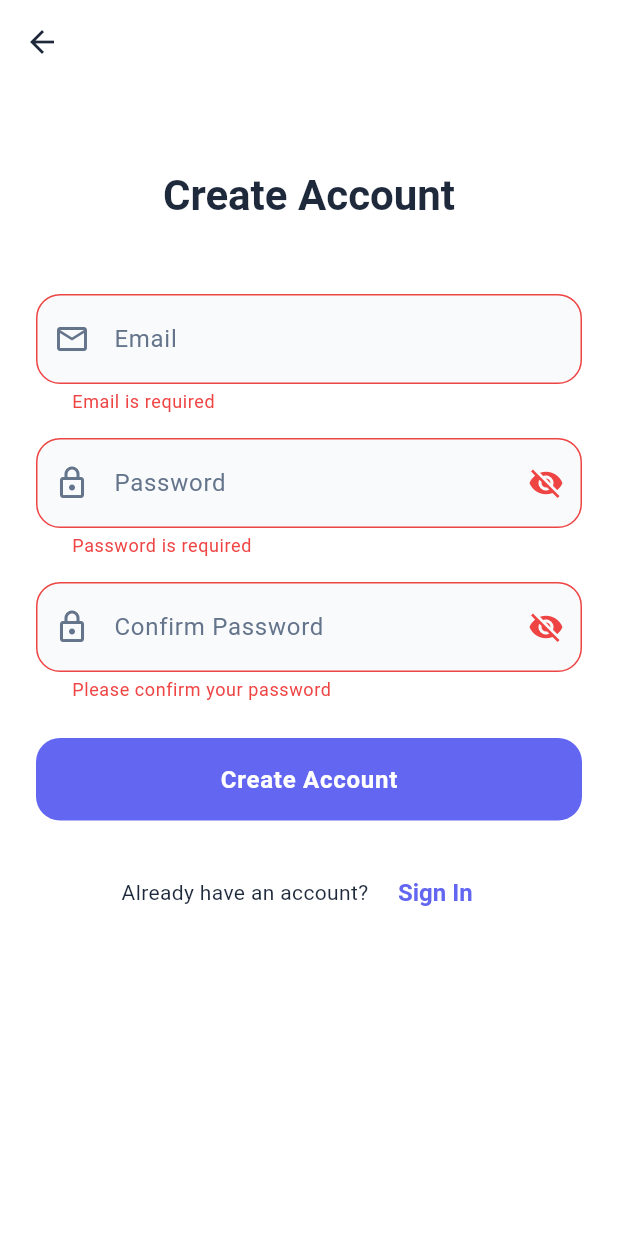
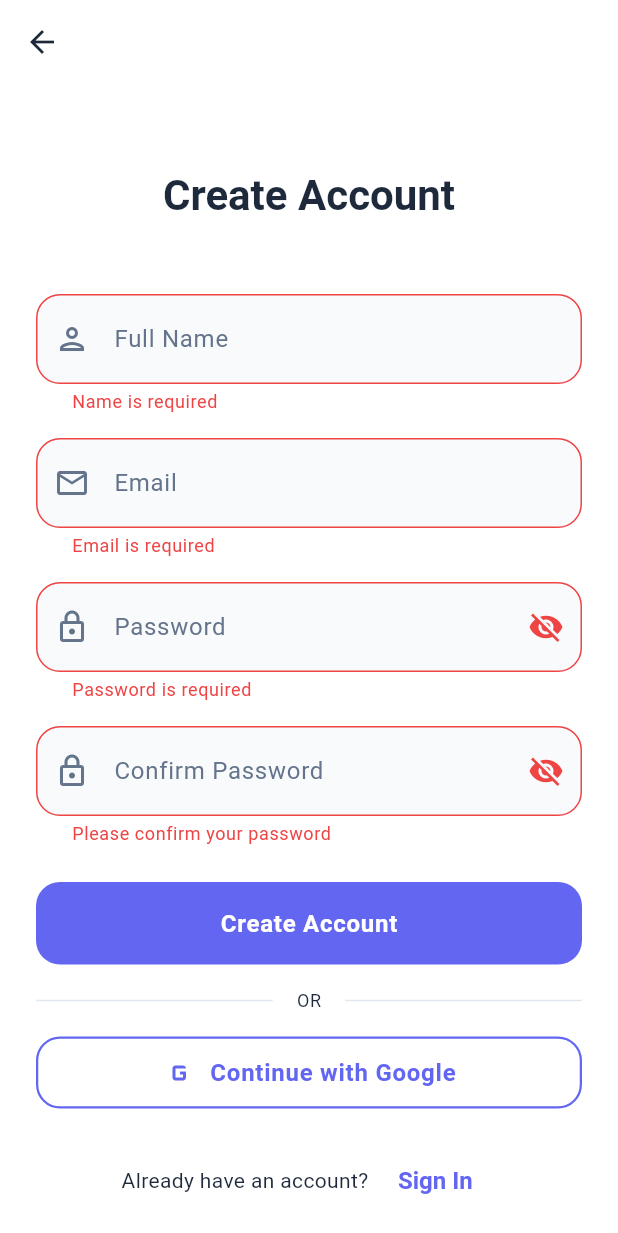
Before and after one commit to sudip22-p/blog_app_flutter, a Flutter app: the SignUpScreen screen opened directly, after a tap on "Create Account", on a phone screen of 412 x 824 dp. Shown: the top 1233 px of the screen. Run offline on Flutter 3.47's test engine with Material 3 defaults, Android fonts, the phone set to English and light mode, and no system bars; our stand-ins replace cloud_firestore, equatable, firebase_auth, firebase_core, firebase_database, flutter_bloc and 2 more; missing offline and left inert: cloudinary_public; accounts and stored records are empty; generated files the repository leaves out were written again.

Commit message:
fix: signup page & logic

```diff
--- a/lib/features/auth/data/services/auth_service.dart
+++ b/lib/features/auth/data/services/auth_service.dart
@@ -46,12 +46,21 @@ class AuthService {
   Future<UserCredential?> createUserWithEmailAndPassword({
     required String email,
     required String password,
+    required String name,
   }) async {
     try {
       final credential = await _auth.createUserWithEmailAndPassword(
         email: email,
         password: password,
       );
+
+      // Set the display name for the newly created user
+      if (credential.user != null) {
+        await credential.user!.updateDisplayName(name);
+        // Reload user to get updated data
+        await credential.user!.reload();
+      }
+
       return credential;
     } on FirebaseAuthException catch (e) {
       switch (e.code) {
--- a/lib/features/auth/presentation/bloc/auth_bloc.dart
+++ b/lib/features/auth/presentation/bloc/auth_bloc.dart
@@ -56,6 +56,7 @@ class AuthBloc extends Bloc<AuthEvent, AuthState> {
       final userCredential = await _authService.createUserWithEmailAndPassword(
         email: event.email,
         password: event.password,
+        name: event.name,
       );
 
       if (userCredential?.user != null) {
--- a/lib/features/auth/presentation/bloc/auth_event.dart
+++ b/lib/features/auth/presentation/bloc/auth_event.dart
@@ -20,11 +20,16 @@ class AuthSignInRequested extends AuthEvent {
 class AuthSignUpRequested extends AuthEvent {
   final String email;
   final String password;
+  final String name;
 
-  const AuthSignUpRequested({required this.email, required this.password});
+  const AuthSignUpRequested({
+    required this.email,
+    required this.password,
+    required this.name,
+  });
 
   @override
-  List<Object?> get props => [email, password];
+  List<Object?> get props => [email, password, name];
 }
 
 class AuthGoogleSignInRequested extends AuthEvent {}
--- a/lib/features/auth/presentation/screens/home_screen.dart
+++ b/lib/features/auth/presentation/screens/home_screen.dart
@@ -158,6 +158,14 @@ class ProfileDialog extends StatelessWidget {
           mainAxisSize: MainAxisSize.min,
           crossAxisAlignment: CrossAxisAlignment.start,
           children: [
+            Row(
+              children: [
+                const Icon(Icons.person, color: Colors.green),
+                const SizedBox(width: 8),
+                Expanded(child: Text(user?.displayName ?? 'No name')),
+              ],
+            ),
+            const SizedBox(height: 12),
             Row(
               children: [
                 const Icon(Icons.email, color: Colors.blue),
--- a/lib/features/auth/presentation/screens/signup_screen.dart
+++ b/lib/features/auth/presentation/screens/signup_screen.dart
@@ -11,6 +11,7 @@ class SignUpScreen extends StatefulWidget {
 
 class _SignUpScreenState extends State<SignUpScreen> {
   final _formKey = GlobalKey<FormState>();
+  final _nameController = TextEditingController();
   final _emailController = TextEditingController();
   final _passwordController = TextEditingController();
   final _confirmPasswordController = TextEditingController();
@@ -19,6 +20,7 @@ class _SignUpScreenState extends State<SignUpScreen> {
 
   @override
   void dispose() {
+    _nameController.dispose();
     _emailController.dispose();
     _passwordController.dispose();
     _confirmPasswordController.dispose();
@@ -30,10 +32,25 @@ class _SignUpScreenState extends State<SignUpScreen> {
 
     context.read<AuthBloc>().add(
       AuthSignUpRequested(
+        name: _nameController.text.trim(),
         email: _emailController.text.trim(),
         password: _passwordController.text,
       ),
     );
+  }
+
+  void _signInWithGoogle() {
+    context.read<AuthBloc>().add(AuthGoogleSignInRequested());
+  }
+
+  String? _validateName(String? value) {
+    if (value == null || value.isEmpty) {
+      return 'Name is required';
+    }
+    if (value.trim().length < 2) {
+      return 'Name must be at least 2 characters';
+    }
+    return null;
   }
 
   String? _validateEmail(String? value) {
@@ -137,6 +154,9 @@ class _SignUpScreenState extends State<SignUpScreen> {
           if (state is AuthSignUpSuccess) {
             // Show success message and ask about email verification
             _showEmailVerificationDialog(context, state.message);
+          } else if (state is AuthAuthenticated) {
+            // Handle successful Google sign-in - navigate back to let AuthWrapper handle it
+            Navigator.of(context).pop();
           } else if (state is AuthEmailVerificationSent) {
             ScaffoldMessenger.of(context).showSnackBar(
               SnackBar(
@@ -170,6 +190,18 @@ class _SignUpScreenState extends State<SignUpScreen> {
                     textAlign: TextAlign.center,
                   ),
                   const SizedBox(height: 48),
+
+                  TextFormField(
+                    controller: _nameController,
+                    keyboardType: TextInputType.name,
+                    textCapitalization: TextCapitalization.words,
+                    validator: _validateName,
+                    decoration: const InputDecoration(
+                      labelText: 'Full Name',
+                      prefixIcon: Icon(Icons.person_outlined),
+                    ),
+                  ),
+                  const SizedBox(height: 16),
 
                   TextFormField(
                     controller: _emailController,
@@ -240,6 +272,38 @@ class _SignUpScreenState extends State<SignUpScreen> {
                       );
                     },
                   ),
+                  const SizedBox(height: 16),
+
+                  // Divider with "OR"
+                  Row(
+                    children: [
+                      const Expanded(child: Divider()),
+                      Padding(
+                        padding: const EdgeInsets.symmetric(horizontal: 16),
+                        child: Text(
+                          'OR',
+                          style: Theme.of(context).textTheme.bodySmall,
+                        ),
+                      ),
+                      const Expanded(child: Divider()),
+                    ],
+                  ),
+                  const SizedBox(height: 16),
+
+                  // Google Sign In Button
+                  BlocBuilder<AuthBloc, AuthState>(
+                    builder: (context, state) {
+                      final isLoading = state is AuthLoading;
+                      return OutlinedButton.icon(
+                        onPressed: isLoading ? null : _signInWithGoogle,
+                        icon: const Icon(Icons.g_mobiledata, size: 24),
+                        label: const Text('Continue with Google'),
+                        style: OutlinedButton.styleFrom(
+                          padding: const EdgeInsets.symmetric(vertical: 12),
+                        ),
+                      );
+                    },
+                  ),
                   const SizedBox(height: 24),
 
                   Row(
```
